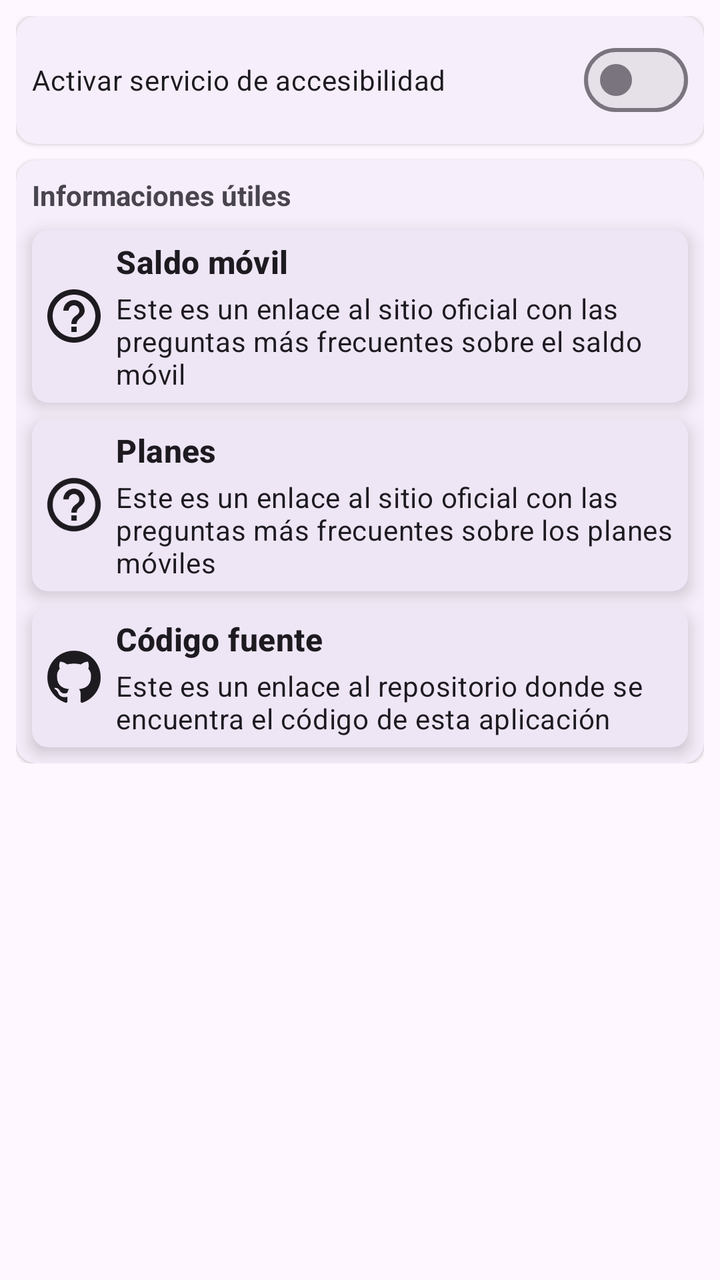
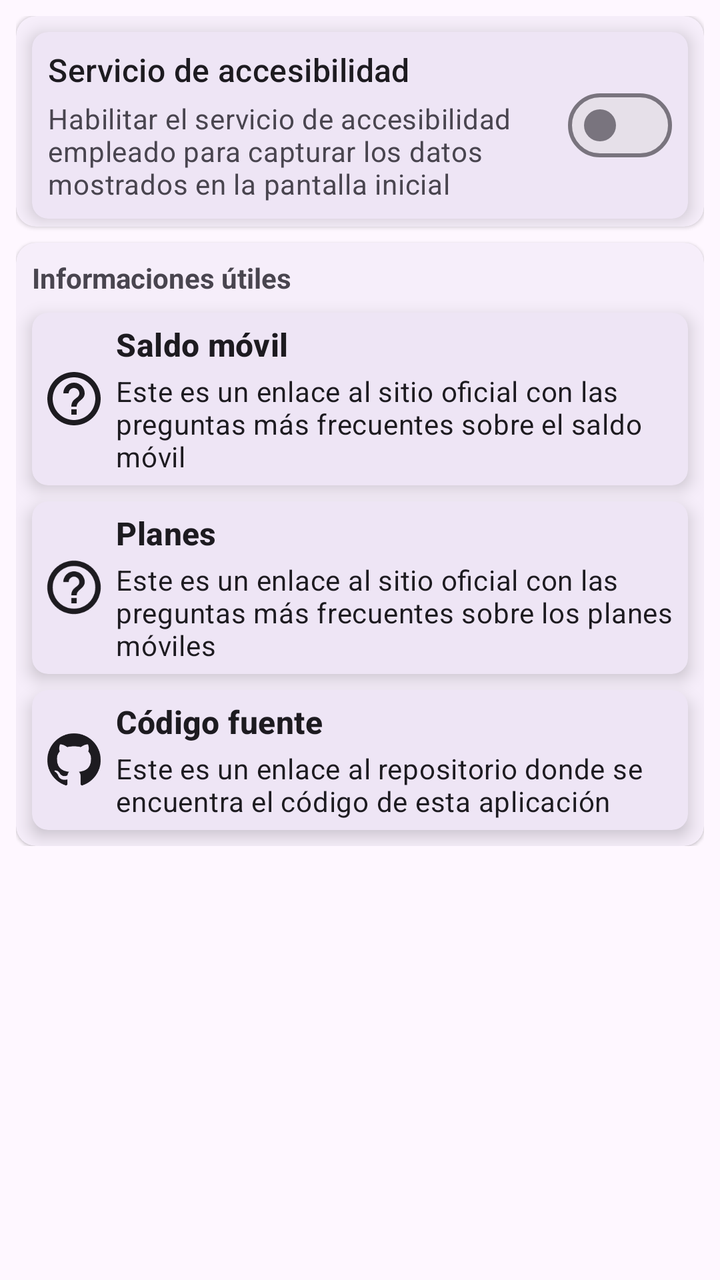

An Android layout rendered at two revisions. The XML below is the earlier revision; the diff shows what the commit changed to produce the second picture.
<!-- AndroidManifest.xml: application theme Theme.STK -->
<!-- res/layout/settings_fragment.xml -->
<?xml version="1.0" encoding="utf-8"?>
<layout
    xmlns:android="http://schemas.android.com/apk/res/android"
    xmlns:app="http://schemas.android.com/apk/res-auto">

    <data>

        <variable
            name="linkOpener"
            type="cu.lt.joe.stk.fragments.SettingsFragment" />
    </data>

    <androidx.core.widget.NestedScrollView
        android:id="@+id/info_fragment_scrollview"
        android:layout_width="match_parent"
        android:layout_height="match_parent">

        <LinearLayout
            android:layout_width="match_parent"
            android:layout_height="match_parent"
            android:orientation="vertical"
            android:padding="8dp">

            <com.google.android.material.card.MaterialCardView
                android:layout_width="match_parent"
                android:layout_height="wrap_content"
                android:layout_marginBottom="4dp"
                app:cardCornerRadius="10dp"
                app:cardElevation="1dp"
                app:contentPadding="8dp"
                app:strokeWidth="0dp">

                <LinearLayout
                    android:layout_width="match_parent"
                    android:layout_height="match_parent"
                    android:gravity="center"
                    android:orientation="vertical">

                    <com.google.android.material.materialswitch.MaterialSwitch
                        android:id="@+id/accessibility_service_switch"
                        android:layout_width="match_parent"
                        android:layout_height="wrap_content"
                        android:text="Activar servicio de accesibilidad" />
                </LinearLayout>
            </com.google.android.material.card.MaterialCardView>

            <com.google.android.material.card.MaterialCardView
                android:layout_width="match_parent"
                android:layout_height="wrap_content"
                android:layout_marginTop="4dp"
                app:cardCornerRadius="10dp"
                app:cardElevation="1dp"
                app:strokeWidth="0dp">

                <LinearLayout
                    android:layout_width="match_parent"
                    android:layout_height="wrap_content"
                    android:orientation="vertical">

                    <TextView
                        android:layout_width="match_parent"
                        android:layout_height="wrap_content"
                        android:layout_marginStart="8dp"
                        android:layout_marginTop="8dp"
                        android:layout_marginEnd="8dp"
                        android:text="Informaciones útiles"
                        android:textAppearance="?android:attr/textAppearanceSmall"
                        android:textStyle="bold" />

                    <com.google.android.material.card.MaterialCardView
                        android:layout_width="match_parent"
                        android:layout_height="wrap_content"
                        android:layout_marginStart="8dp"
                        android:layout_marginTop="8dp"
                        android:layout_marginEnd="8dp"
                        android:layout_marginBottom="4dp"
                        android:clickable="true"
                        android:focusable="true"
                        android:onClick='@{_ -> linkOpener.openExternalLink("https://etecsa.cu/es/preguntas-frecuentes?faq=374")}'
                        app:cardCornerRadius="8dp"
                        app:cardElevation="5dp"
                        app:contentPadding="5dp"
                        app:strokeWidth="0dp">

                        <RelativeLayout
                            android:layout_width="match_parent"
                            android:layout_height="wrap_content">

                            <ImageView
                                android:id="@+id/balance_recharge_faq_iv"
                                android:layout_width="32dp"
                                android:layout_height="32dp"
                                android:layout_centerVertical="true"
                                android:layout_gravity="center"
                                android:layout_marginEnd="5dp"
                                android:scaleType="centerCrop"
                                app:srcCompat="@drawable/ic_help" />

                            <TextView
                                android:id="@+id/balance_recharge_faq_header"
                                android:layout_width="wrap_content"
                                android:layout_height="wrap_content"
                                android:layout_marginBottom="3dp"
                                android:layout_toEndOf="@id/balance_recharge_faq_iv"
                                android:singleLine="true"
                                android:text="Saldo móvil"
                                android:textAppearance="@style/TextAppearance.Material3.TitleMedium"
                                android:textStyle="bold" />

                            <TextView
                                android:layout_width="match_parent"
                                android:layout_height="wrap_content"
                                android:layout_below="@id/balance_recharge_faq_header"
                                android:layout_toEndOf="@id/balance_recharge_faq_iv"
                                android:text="Este es un enlace al sitio oficial con las preguntas más frecuentes sobre el saldo móvil"
                                android:textAppearance="@style/TextAppearance.Material3.BodyMedium" />
                        </RelativeLayout>
                    </com.google.android.material.card.MaterialCardView>

                    <com.google.android.material.card.MaterialCardView
                        android:layout_width="match_parent"
                        android:layout_height="wrap_content"
                        android:layout_marginStart="8dp"
                        android:layout_marginTop="4dp"
                        android:layout_marginEnd="8dp"
                        android:layout_marginBottom="4dp"
                        android:clickable="true"
                        android:focusable="true"
                        android:onClick='@{_ -> linkOpener.openExternalLink("https://etecsa.cu/es/preguntas-frecuentes?faq=4781")}'
                        app:cardCornerRadius="8dp"
                        app:cardElevation="5dp"
                        app:contentPadding="5dp"
                        app:strokeWidth="0dp">

                        <RelativeLayout
                            android:layout_width="match_parent"
                            android:layout_height="wrap_content">

                            <ImageView
                                android:id="@+id/mobile_plans_faq_iv"
                                android:layout_width="32dp"
                                android:layout_height="32dp"
                                android:layout_centerVertical="true"
                                android:layout_gravity="center"
                                android:layout_marginEnd="5dp"
                                android:scaleType="centerCrop"
                                app:srcCompat="@drawable/ic_help" />

                            <TextView
                                android:id="@+id/mobile_plans_faq_header"
                                android:layout_width="wrap_content"
                                android:layout_height="wrap_content"
                                android:layout_marginBottom="3dp"
                                android:layout_toEndOf="@id/mobile_plans_faq_iv"
                                android:singleLine="true"
                                android:text="Planes"
                                android:textAppearance="@style/TextAppearance.Material3.TitleMedium"
                                android:textStyle="bold" />

                            <TextView
                                android:layout_width="match_parent"
                                android:layout_height="wrap_content"
                                android:layout_below="@id/mobile_plans_faq_header"
                                android:layout_toEndOf="@id/mobile_plans_faq_iv"
                                android:text="Este es un enlace al sitio oficial con las preguntas más frecuentes sobre los planes móviles"
                                android:textAppearance="@style/TextAppearance.Material3.BodyMedium" />
                        </RelativeLayout>
                    </com.google.android.material.card.MaterialCardView>

                    <com.google.android.material.card.MaterialCardView
                        android:layout_width="match_parent"
                        android:layout_height="wrap_content"
                        android:layout_marginStart="8dp"
                        android:layout_marginTop="4dp"
                        android:layout_marginEnd="8dp"
                        android:layout_marginBottom="8dp"
                        android:clickable="true"
                        android:focusable="true"
                        android:onClick='@{_ -> linkOpener.openExternalLink("https://github.com/jr20xx/STK")}'
                        app:cardCornerRadius="8dp"
                        app:cardElevation="5dp"
                        app:contentPadding="5dp"
                        app:strokeWidth="0dp">

                        <RelativeLayout
                            android:layout_width="match_parent"
                            android:layout_height="wrap_content">

                            <ImageView
                                android:id="@+id/source_code_iv"
                                android:layout_width="32dp"
                                android:layout_height="32dp"
                                android:layout_centerVertical="true"
                                android:layout_gravity="center"
                                android:layout_marginEnd="5dp"
                                android:scaleType="centerCrop"
                                app:srcCompat="@drawable/ic_github" />

                            <TextView
                                android:id="@+id/source_code_header"
                                android:layout_width="wrap_content"
                                android:layout_height="wrap_content"
                                android:layout_marginBottom="3dp"
                                android:layout_toEndOf="@id/source_code_iv"
                                android:singleLine="true"
                                android:text="Código fuente"
                                android:textAppearance="@style/TextAppearance.Material3.TitleMedium"
                                android:textStyle="bold" />

                            <TextView
                                android:layout_width="match_parent"
                                android:layout_height="wrap_content"
                                android:layout_below="@id/source_code_header"
                                android:layout_toEndOf="@id/source_code_iv"
                                android:text="Este es un enlace al repositorio donde se encuentra el código de esta aplicación"
                                android:textAppearance="@style/TextAppearance.Material3.BodyMedium" />
                        </RelativeLayout>
                    </com.google.android.material.card.MaterialCardView>
                </LinearLayout>
            </com.google.android.material.card.MaterialCardView>
        </LinearLayout>
    </androidx.core.widget.NestedScrollView>
</layout>
<!-- resources referenced by this layout -->
<resources>
  <!-- drawable ic_github (drawable) -->
  <vector
      xmlns:android="http://schemas.android.com/apk/res/android"
      android:width="24dp"
      android:height="24dp"
      android:viewportWidth="24"
      android:viewportHeight="24">
      <path
          android:fillColor="?colorOnSurface"
          android:pathData="M12,2A10,10 0,0 0,2 12C2,16.42 4.87,20.17 8.84,21.5C9.34,21.58 9.5,21.27 9.5,21C9.5,20.77 9.5,20.14 9.5,19.31C6.73,19.91 6.14,17.97 6.14,17.97C5.68,16.81 5.03,16.5 5.03,16.5C4.12,15.88 5.1,15.9 5.1,15.9C6.1,15.97 6.63,16.93 6.63,16.93C7.5,18.45 8.97,18 9.54,17.76C9.63,17.11 9.89,16.67 10.17,16.42C7.95,16.17 5.62,15.31 5.62,11.5C5.62,10.39 6,9.5 6.65,8.79C6.55,8.54 6.2,7.5 6.75,6.15C6.75,6.15 7.59,5.88 9.5,7.17C10.29,6.95 11.15,6.84 12,6.84C12.85,6.84 13.71,6.95 14.5,7.17C16.41,5.88 17.25,6.15 17.25,6.15C17.8,7.5 17.45,8.54 17.35,8.79C18,9.5 18.38,10.39 18.38,11.5C18.38,15.32 16.04,16.16 13.81,16.41C14.17,16.72 14.5,17.33 14.5,18.26C14.5,19.6 14.5,20.68 14.5,21C14.5,21.27 14.66,21.59 15.17,21.5C19.14,20.16 22,16.42 22,12A10,10 0,0 0,12 2Z" />
  </vector>
  <!-- drawable ic_help (drawable) -->
  <vector
      xmlns:android="http://schemas.android.com/apk/res/android"
      android:width="24dp"
      android:height="24dp"
      android:viewportWidth="24"
      android:viewportHeight="24">
      <path
          android:fillColor="?colorOnSurface"
          android:pathData="M11,18h2v-2h-2v2zM12,2C6.48,2 2,6.48 2,12s4.48,10 10,10 10,-4.48 10,-10S17.52,2 12,2zM12,20c-4.41,0 -8,-3.59 -8,-8s3.59,-8 8,-8 8,3.59 8,8 -3.59,8 -8,8zM12,6c-2.21,0 -4,1.79 -4,4h2c0,-1.1 0.9,-2 2,-2s2,0.9 2,2c0,2 -3,1.75 -3,5h2c0,-2.25 3,-2.5 3,-5 0,-2.21 -1.79,-4 -4,-4z" />
  </vector>
  <style name="Theme.STK" parent="Theme.Material3.DayNight.NoActionBar">
          <item name="android:windowDisablePreview">true</item>
          <item name="android:statusBarColor">?android:colorBackground</item>
          <item name="android:windowLightStatusBar" tools:targetApi="23">true</item>
      </style>
</resources>

<!-- the commit's change to res/layout/settings_fragment.xml (unified diff, before → after) -->
@@ -27,20 +27,64 @@
                 android:layout_marginBottom="4dp"
                 app:cardCornerRadius="10dp"
                 app:cardElevation="1dp"
-                app:contentPadding="8dp"
                 app:strokeWidth="0dp">
 
                 <LinearLayout
                     android:layout_width="match_parent"
-                    android:layout_height="match_parent"
-                    android:gravity="center"
+                    android:layout_height="wrap_content"
                     android:orientation="vertical">
 
-                    <com.google.android.material.materialswitch.MaterialSwitch
-                        android:id="@+id/accessibility_service_switch"
-                        android:layout_width="match_parent"
-                        android:layout_height="wrap_content"
-                        android:text="Activar servicio de accesibilidad" />
+                    <com.google.android.material.card.MaterialCardView
+                        android:layout_width="match_parent"
+                        android:id="@+id/accessibility_service_switch_card"
+                        android:layout_height="wrap_content"
+                        android:layout_marginStart="8dp"
+                        android:layout_marginTop="8dp"
+                        android:layout_marginEnd="8dp"
+                        android:layout_marginBottom="4dp"
+                        android:clickable="true"
+                        android:focusable="true"
+                        app:cardCornerRadius="8dp"
+                        app:cardElevation="5dp"
+                        app:contentPadding="8dp"
+                        app:strokeWidth="0dp">
+
+                        <RelativeLayout
+                            android:layout_width="match_parent"
+                            android:layout_height="wrap_content">
+
+                            <com.google.android.material.materialswitch.MaterialSwitch
+                                android:id="@+id/accessibility_service_switch"
+                                android:layout_width="wrap_content"
+                                android:layout_height="wrap_content"
+                                android:layout_alignParentEnd="true"
+                                android:layout_centerVertical="true"
+                                android:clickable="false"
+                                android:focusable="false" />
+
+                            <TextView
+                                android:id="@+id/accessibility_service_toggle_card_header"
+                                android:layout_width="wrap_content"
+                                android:layout_height="wrap_content"
+                                android:layout_alignParentStart="true"
+                                android:layout_toStartOf="@id/accessibility_service_switch"
+                                android:singleLine="true"
+                                android:text="Servicio de accesibilidad"
+                                android:textAppearance="@style/TextAppearance.Material3.TitleMedium" />
+
+                            <TextView
+                                android:id="@+id/accessibility_service_toggle_card_description"
+                                android:layout_width="wrap_content"
+                                android:layout_height="wrap_content"
+                                android:layout_below="@id/accessibility_service_toggle_card_header"
+                                android:layout_alignParentStart="true"
+                                android:layout_marginTop="4dp"
+                                android:layout_toStartOf="@id/accessibility_service_switch"
+                                android:text="Habilitar el servicio de accesibilidad empleado para capturar los datos mostrados en la pantalla inicial"
+                                android:textAppearance="@style/TextAppearance.Material3.BodyMedium"
+                                android:textColor="?android:attr/textColorSecondary" />
+                        </RelativeLayout>
+                    </com.google.android.material.card.MaterialCardView>
                 </LinearLayout>
             </com.google.android.material.card.MaterialCardView>
 
